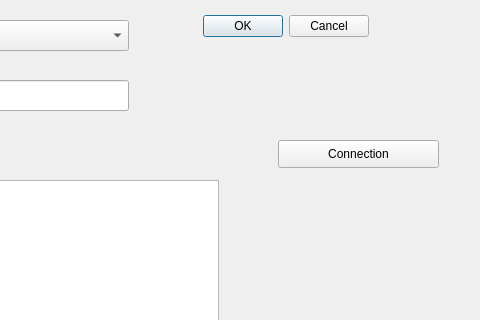
Above: ClientSB/dialog.ui from jorisChalumeau/SpaceBattle before the change; both pictures show x 302 to 782 and y 0 to 320 of the 782 by 743 pixel window. Below: the same form after it.
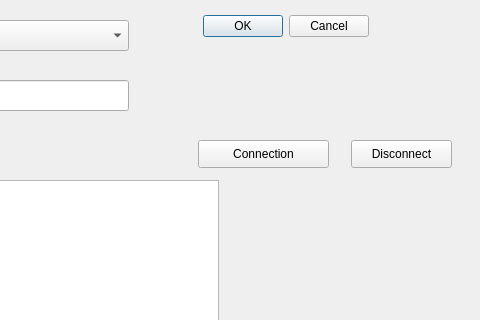
That is the form after the change.

The edit to the form file:
```diff
--- a/ClientSB/dialog.ui
+++ b/ClientSB/dialog.ui
@@ -91,9 +91,9 @@
   <widget class="QPushButton" name="getFortuneButton">
    <property name="geometry">
     <rect>
-     <x>580</x>
+     <x>500</x>
      <y>140</y>
-     <width>161</width>
+     <width>131</width>
      <height>28</height>
     </rect>
    </property>
@@ -183,6 +183,19 @@
     <string>Acces game</string>
    </property>
   </widget>
+  <widget class="QPushButton" name="decoButton">
+   <property name="geometry">
+    <rect>
+     <x>653</x>
+     <y>140</y>
+     <width>101</width>
+     <height>28</height>
+    </rect>
+   </property>
+   <property name="text">
+    <string>Disconnect</string>
+   </property>
+  </widget>
  </widget>
  <resources/>
  <connections>
```
